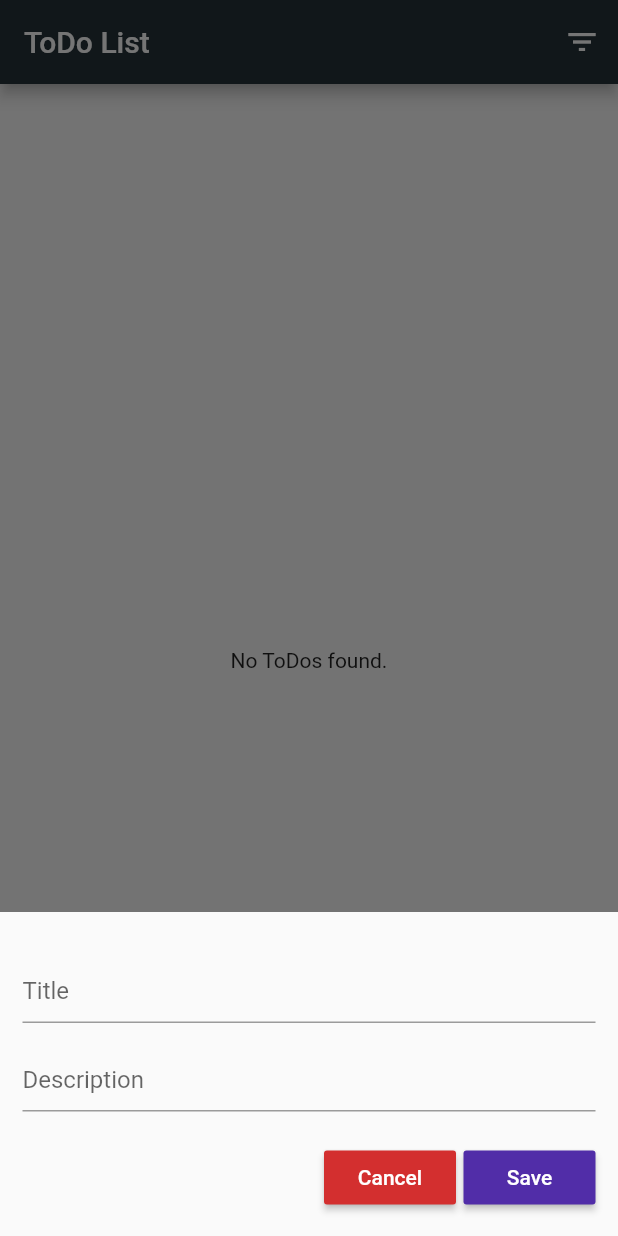
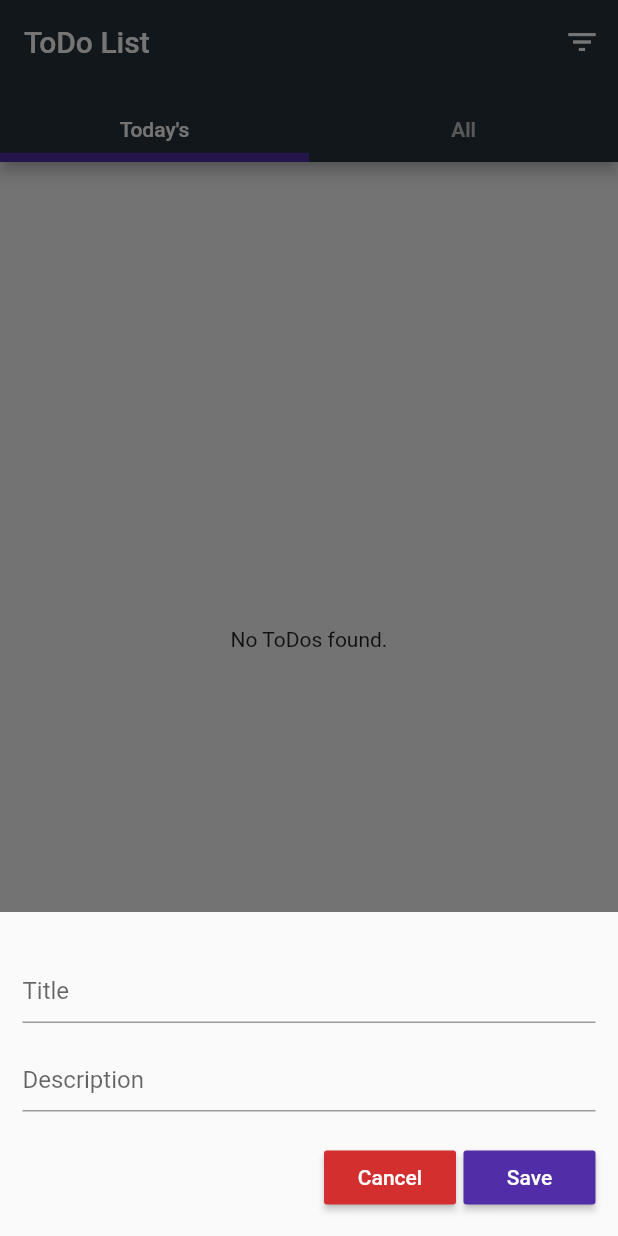
Before and after one commit to andersonHSM/flutter-todo-list, a Flutter app: the screen it shows after launch, after a tap on the "add" icon, on a phone screen of 412 x 824 dp. Run offline on Flutter 3.47's test engine with Material 2 defaults, Android fonts, the phone set to English and light mode, and no system bars; our stand-ins replace dio, flutter_mobx, mobx; generated files the repository leaves out were written again; network calls fail.

Commit message:
Filtrando ToDos pelo dia de hoje

```diff
--- a/lib/app/views/todos_screen.dart
+++ b/lib/app/views/todos_screen.dart
@@ -39,7 +39,6 @@ class _TodosScreenState extends State<TodosScreen> {
     ),
   ];
 
-  // TODO - refatorar para outro widget
   List<PopupMenuItem<String>> _buildPopupMenuItems(
       BuildContext context, List<PopupItem> list) {
     return list.map((item) {
@@ -85,10 +84,26 @@ class _TodosScreenState extends State<TodosScreen> {
 
   @override
   Widget build(BuildContext context) {
-    return Scaffold(
+    return DefaultTabController(
+      length: 2,
+      child: Scaffold(
         key: GlobalKey(),
         appBar: AppBar(
           title: Text('ToDo List'),
+          bottom: TabBar(
+            indicatorSize: TabBarIndicatorSize.tab,
+            indicatorWeight: 6,
+            tabs: <Widget>[
+              Padding(
+                padding: const EdgeInsets.all(8.0),
+                child: Text("Today's"),
+              ),
+              Padding(
+                padding: const EdgeInsets.all(8.0),
+                child: Text("All"),
+              ),
+            ],
+          ),
           actions: <Widget>[
             PopupMenuButton<String>(
               itemBuilder: (context) {
@@ -103,16 +118,28 @@ class _TodosScreenState extends State<TodosScreen> {
             ),
           ],
         ),
-      body: RefreshIndicator(
-        onRefresh: _fetchTodos,
-        child: Observer(
+        body: Observer(
           builder: (context) {
             List<TodoItem> todos = _selectTodosToShow(_popupValue).toList();
-            if (todos.length == 0) {
-              return Center(
-                child: (Text('No ToDos found.')),
+            List<TodoItem> todaysTodos = todos
+                .where((element) => element.createdAt.day == DateTime.now().day)
+                .toList();
+
+            return Padding(
+              padding: const EdgeInsets.only(bottom: 80),
+              child: TabBarView(
+                children: <Widget>[
+                  TodosListWidget(
+                    items: todaysTodos,
+                    fetchTodos: _fetchTodos,
+                  ),
+                  TodosListWidget(
+                    items: todos,
+                    fetchTodos: _fetchTodos,
+                  )
+                ],
+              ),
             );
-            }
 
             return Padding(
               padding: const EdgeInsets.only(bottom: 75),
@@ -121,7 +148,6 @@ class _TodosScreenState extends State<TodosScreen> {
               ),
             );
           },
-        ),
         ),
         floatingActionButton: FloatingActionButton(
           onPressed: () async {
@@ -135,6 +161,7 @@ class _TodosScreenState extends State<TodosScreen> {
           },
           child: Icon(Icons.add),
         ),
+      ),
     );
   }
 }
--- a/lib/widgets/todo_list_widget.dart
+++ b/lib/widgets/todo_list_widget.dart
@@ -6,15 +6,33 @@ import 'package:todo/widgets/todo_item_widget.dart';
 
 class TodosListWidget extends StatelessWidget {
   final List<TodoItem> items;
+  final Function fetchTodos;
 
   TodosListWidget({
     @required this.items,
+    @required this.fetchTodos,
   });
 
   @override
   Widget build(BuildContext context) {
     final TodosController todosController = Provider.of(context);
-    return ListView.builder(
+    final ScrollController _controller = ScrollController();
+
+    final Widget emptyTodosMessage = Center(
+      child: (Text('No ToDos found.')),
+    );
+
+    // if (items.length == 0) {
+    //   return emptyTodosMessage;
+    // }
+
+    return RefreshIndicator(
+      onRefresh: fetchTodos,
+      child: items.length == 0
+          ? Stack(
+              children: <Widget>[ListView(), emptyTodosMessage],
+            )
+          : ListView.builder(
               itemCount: items.length,
               itemBuilder: (context, index) {
                 TodoItem item = items.elementAt(index);
@@ -32,6 +50,7 @@ class TodosListWidget extends StatelessWidget {
                   ),
                 );
               },
+            ),
     );
   }
 }
```
Lines whose indentation alone changed are shown as unchanged.
